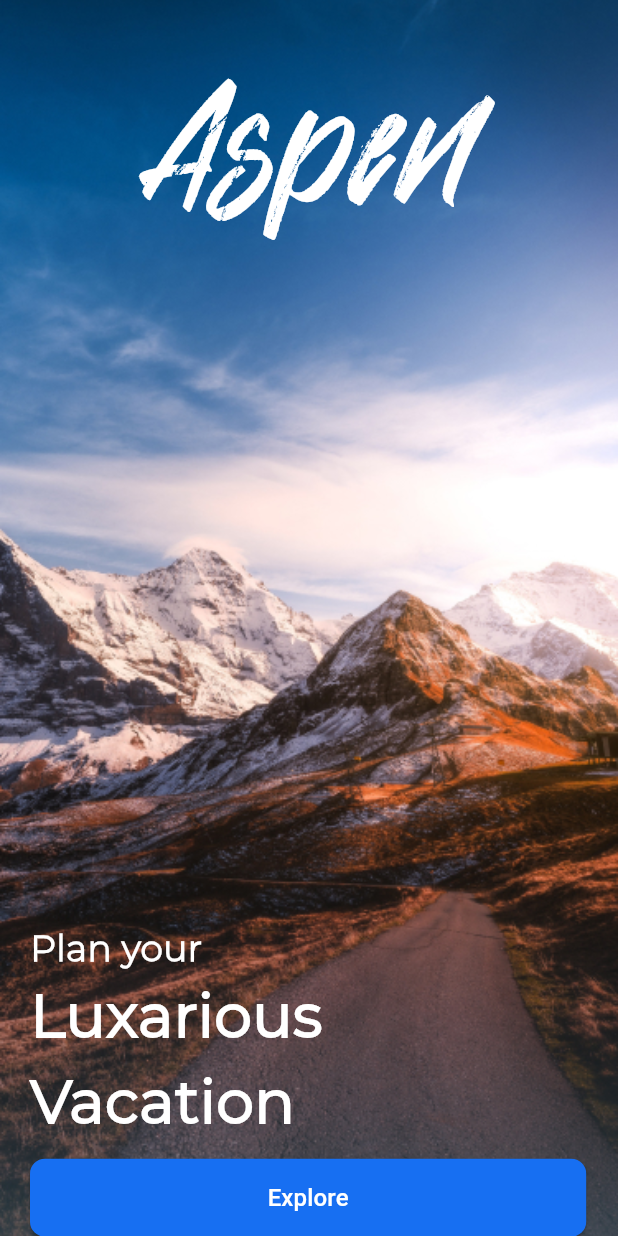
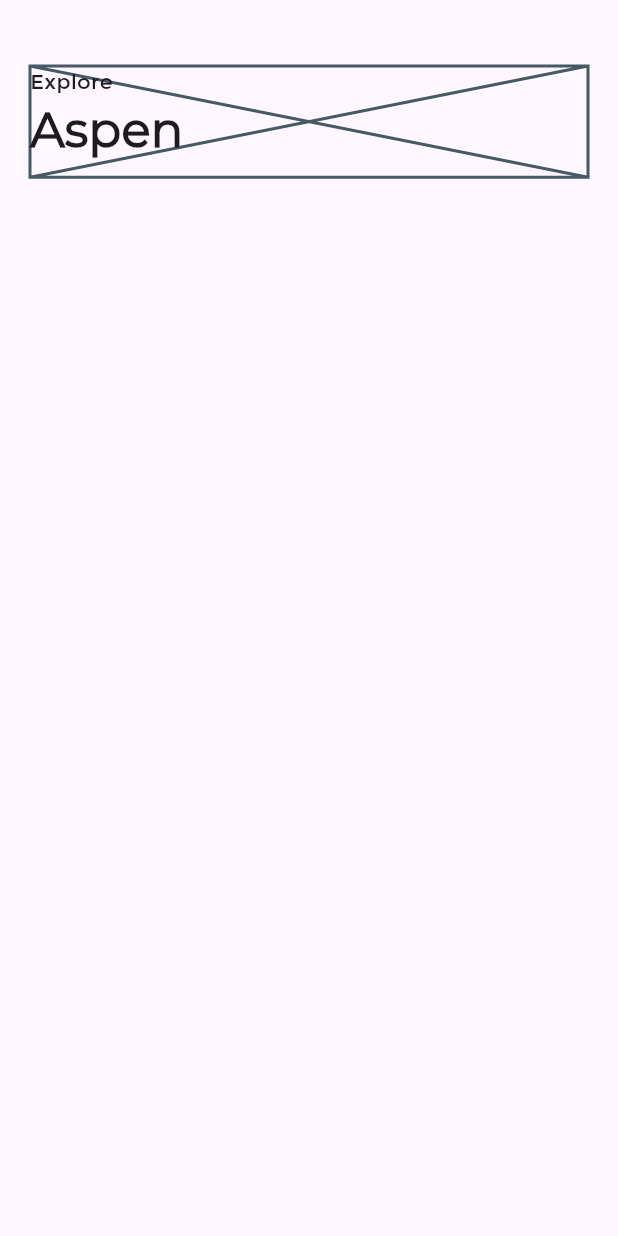
Before and after one commit to takiul-sumon/Travel-App, a Flutter app: the screen it shows after launch, after a tap on "Explore", on a phone screen of 412 x 824 dp. Run offline on Flutter 3.47's test engine with Material 3 defaults, Android fonts, the phone set to English and light mode, and no system bars.

Commit message:
DashBoard Start

```diff
--- a/lib/Splash_Screan.dart
+++ b/lib/Splash_Screan.dart
@@ -1,4 +1,5 @@
 import 'package:flutter/material.dart';
+import 'package:travel_app/dashboard.dart';
 
 class Splash_Screan extends StatelessWidget {
   const Splash_Screan({super.key});
@@ -57,7 +58,9 @@ class Splash_Screan extends StatelessWidget {
                   SizedBox(
                     height: 52,width: MediaQuery.of(context).size.width*.9,
                     child: ElevatedButton(
-                      onPressed: () {},
+                      onPressed: () {
+                        Navigator.pushReplacement(context, MaterialPageRoute(builder: (context)=>ChooseHotel()));
+                      },
                       child: Text(
                         'Explore',
                         style: TextStyle(
--- /dev/null
+++ b/lib/dashboard.dart
@@ -0,0 +1,41 @@
+import 'package:flutter/material.dart';
+
+class ChooseHotel extends StatelessWidget {
+  const ChooseHotel({super.key});
+
+  @override
+  Widget build(BuildContext context) {
+    return Scaffold(
+      body: Padding(
+        padding: EdgeInsets.symmetric(horizontal: 20, vertical: 44),
+        child: Column(
+          children: [
+            Placeholder(
+              fallbackHeight: MediaQuery.of(context).size.height * .09,
+              child: Row(
+                children: [
+                   Column(
+                  crossAxisAlignment: CrossAxisAlignment.start,
+                  children: [
+                    Text(
+                      'Explore',
+                      style: TextStyle(fontSize: 14, fontFamily: 'Montserrat'),
+                    ),
+                    Text(
+                      'Aspen',
+                      style: TextStyle(
+                          fontSize: 32,
+                          fontFamily: 'Montserrat-Regular',
+                          fontWeight: FontWeight.bold),
+                    ),
+                  ],
+                )
+                ],
+              ),
+            ),
+          ],
+        ),
+      ),
+    );
+  }
+}
```
